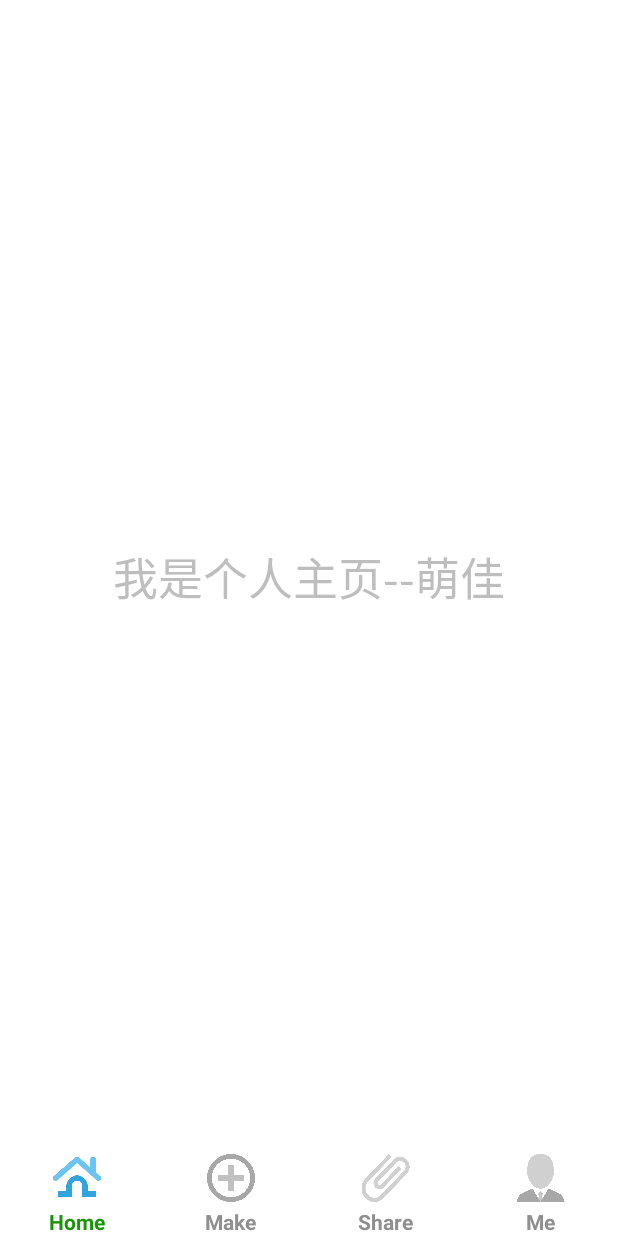
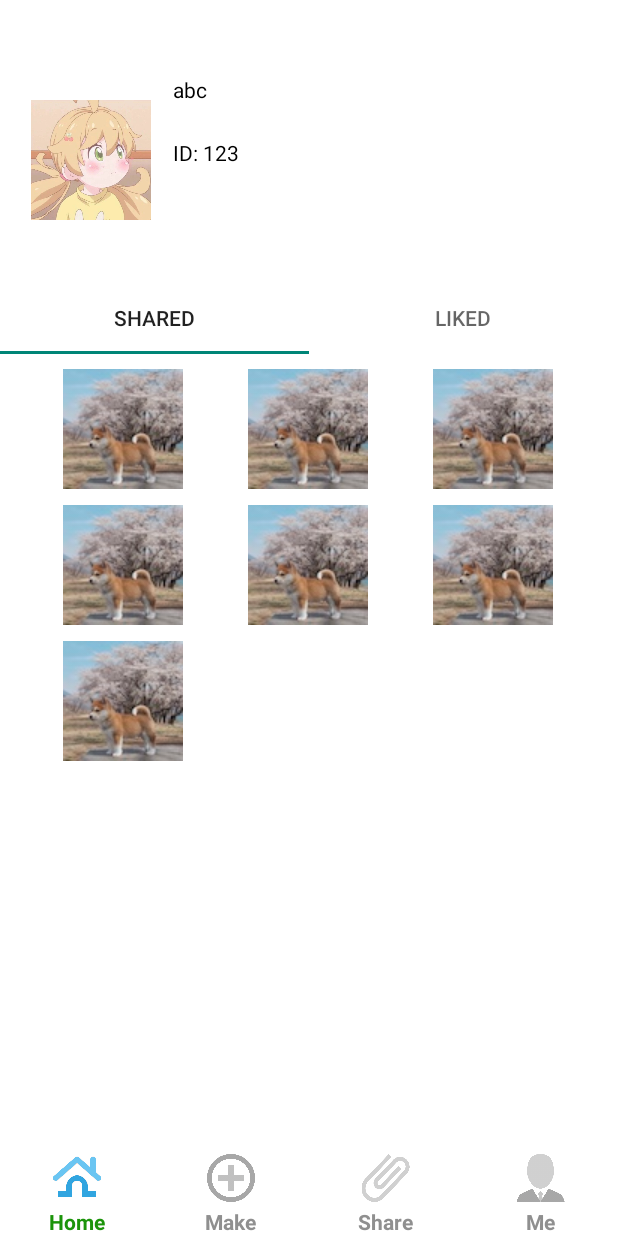
Before and after one commit to Luyiihau/Fun-Emoji-Packs, an Android app: the fragment MeFragment placed in its activity, on a phone screen of 412 x 824 dp. Run offline under Robolectric (Android 15) with nearby library versions, the phone set to English and light mode, and no system bars; libraries missing offline, so code that uses them is left out: androidx.constraintlayout.solver; pictures from the network do not load.

Commit message:
登录后的显示页面。PS:未连接数据库

```diff
--- a/app/src/main/java/com/example/funemojipacks/MeFragment.java
+++ b/app/src/main/java/com/example/funemojipacks/MeFragment.java
@@ -6,15 +6,68 @@ import android.view.View;
 import android.view.ViewGroup;
 
 import androidx.annotation.Nullable;
+import androidx.constraintlayout.solver.widgets.Rectangle;
 import androidx.fragment.app.Fragment;
+import androidx.viewpager.widget.ViewPager;
+
+import com.example.funemojipacks.me.MeAdapter;
+import com.example.funemojipacks.me.ShareLikeFragment;
+import com.google.android.material.tabs.TabLayout;
+
+import java.util.ArrayList;
+import java.util.List;
 
 
 // ----萌佳
 
 public class MeFragment extends Fragment {
+    TabLayout mTabLayout;
+    ViewPager mViewPager;
+    private View view;
+    private List<Fragment> list = new ArrayList<Fragment>();
+    private List<String> stringList = new ArrayList<>();
+
+
     @Override
     public View onCreateView(LayoutInflater inflater, @Nullable ViewGroup container, @Nullable Bundle savedInstanceState) {
-        return inflater.inflate(R.layout.me_page, container, false);
+        view = inflater.inflate(R.layout.me_page, container, false);
+
+        initView();
+
+        return view;
+    }
+
+    private void initView(){
+        // 实例化
+        // mViewPager = (ViewPager) view.findViewById(R.id.meViewerPager);
+        mTabLayout = (TabLayout) view.findViewById(R.id.meTabLayout);
+        mViewPager = (ViewPager) view.findViewById(R.id.meViewerPager);
+        // 创建Tab
+        // TabLayout.Tab tab1 = mTabLayout.newTab().setText("Shared");
+        // TabLayout.Tab tab2 = mTabLayout.newTab().setText("Liked");
+
+        // 将Tab添加到TabLayout
+        // mTabLayout.addTab(tab1);
+        // mTabLayout.addTab(tab2);
+
+        stringList.add("Shared");
+        stringList.add("Liked");
+
+        list.add(new ShareLikeFragment());
+        list.add(new ShareLikeFragment());
+
+        for(String str: stringList){
+            mTabLayout.addTab(mTabLayout.newTab().setText(str));
+        }
+
+        // ViewPager加适配器Adapter
+        MeAdapter adapter = new MeAdapter(getChildFragmentManager(), list, stringList);
+        mViewPager.setAdapter(adapter);
+
+
+        // 关联tab和viewPage
+        mTabLayout.setupWithViewPager(mViewPager);
+
     }
 
 }
--- /dev/null
+++ b/app/src/main/java/com/example/funemojipacks/me/MeAdapter.java
@@ -0,0 +1,39 @@
+package com.example.funemojipacks.me;
+
+import androidx.annotation.NonNull;
+import androidx.annotation.Nullable;
+import androidx.fragment.app.Fragment;
+import androidx.fragment.app.FragmentManager;
+import androidx.fragment.app.FragmentStatePagerAdapter;
+
+import java.util.List;
+
+public class MeAdapter extends FragmentStatePagerAdapter {
+
+    List<Fragment> lists;
+    List<String> titles;
+
+
+    public MeAdapter(@NonNull FragmentManager fm, List<Fragment> lists, List<String> titles) {
+        super(fm);
+        this.lists = lists;
+        this.titles = titles;
+    }
+
+    @Override
+    public Fragment getItem(int position) {
+        return lists.get(position);
+    }
+
+    @Override
+    public int getCount() {
+        return lists.size();
+    }
+
+    @Nullable
+    @Override
+    public CharSequence getPageTitle(int position) {
+        return titles.get(position);
+    }
+
+}
--- /dev/null
+++ b/app/src/main/java/com/example/funemojipacks/me/ShareLikeAdapter.java
@@ -0,0 +1,78 @@
+package com.example.funemojipacks.me;
+
+import android.content.Context;
+import android.view.LayoutInflater;
+import android.view.View;
+import android.view.ViewGroup;
+import android.widget.BaseAdapter;
+import android.widget.ImageView;
+
+import androidx.annotation.NonNull;
+import androidx.annotation.Nullable;
+import androidx.viewpager.widget.ViewPager;
+
+import com.bumptech.glide.Glide;
+import com.example.funemojipacks.R;
+
+public class ShareLikeAdapter extends BaseAdapter {
+
+    private Context context;
+    private int[] imageUrls;
+    private ImageView mImageView;
+    // private View mView;
+
+    public ShareLikeAdapter(Context context, int[] imageUrls){
+        super();
+        this.context = context;
+        this.imageUrls = imageUrls;
+    }
+
+    @Override
+    public int getCount() {
+        return imageUrls.length;
+    }
+
+    @Override
+    public long getItemId(int position) {
+        return position;
+    }
+
+    @Override
+    public Object getItem(int position) {
+        return position;
+    }
+
+    @NonNull
+    @Override
+    public View getView(int position, @Nullable View convertView, @NonNull ViewGroup parent) {
+        // mImageView = (ImageView) findViewById(R.id.meTabLayout);
+
+
+        //构建静态ViewHolder 复制后面的静态类再用 否则会调用RecyclerView中的ViewHolder
+        ShareLikeAdapter.ViewHolder holder = null;
+        if (convertView == null) {
+            convertView = LayoutInflater.from(context).inflate(
+                    R.layout.me_img_item, null);
+            holder = new ShareLikeAdapter.ViewHolder();
+            holder.iv = (ImageView) convertView.findViewById(R.id.me_show_image_item);
+            convertView.setTag(holder);// 如果convertView为空就 把holder赋值进去
+        } else {
+            holder = (ShareLikeAdapter.ViewHolder) convertView.getTag();
+        }
+
+        //用Glide读取并加载图片 https://www.youtube.com/watch?v=xMyfY02Bs_M
+        //Fragment 嵌套 GridView https://www.jianshu.com/p/56c17ed179fa
+        Glide
+                .with(context)
+                .load(imageUrls[position])
+                .into(holder.iv);
+
+        return convertView;
+    }
+
+    static class ViewHolder{
+        ImageView iv;
+    }
+
+
+}
--- /dev/null
+++ b/app/src/main/java/com/example/funemojipacks/me/ShareLikeFragment.java
@@ -0,0 +1,38 @@
+package com.example.funemojipacks.me;
+
+import android.os.Bundle;
+import android.view.LayoutInflater;
+import android.view.View;
+import android.view.ViewGroup;
+import android.widget.BaseAdapter;
+import android.widget.GridView;
+
+import androidx.fragment.app.Fragment;
+
+import com.example.funemojipacks.R;
+
+public class ShareLikeFragment extends Fragment {
+
+    private View view;
+    private GridView gridView;
+
+    public ShareLikeFragment()  {
+
+    }
+
+    @Override
+    public View onCreateView(LayoutInflater inflater, ViewGroup container,
+                             Bundle savedInstanceState) {
+        // Inflate the layout for this fragment
+        view = inflater.inflate(R.layout.me_fragment, container, false);
+        initView();
+        return view;
+    }
+
+    private void initView(){
+        final int[] pics = {R.drawable.test_img,R.drawable.test_img, R.drawable.test_img,
+                R.drawable.test_img, R.drawable.test_img, R.drawable.test_img, R.drawable.test_img};
+        gridView = (GridView) view.findViewById(R.id.me_pic_grid);
+        gridView.setAdapter(new ShareLikeAdapter(getActivity(), pics));
+    }
+}
--- /dev/null
+++ b/app/src/main/java/com/example/funemojipacks/me/TabFragment.java
@@ -0,0 +1,61 @@
+package com.example.funemojipacks.me;
+
+import android.os.Bundle;
+import android.view.LayoutInflater;
+import android.view.View;
+import android.view.ViewGroup;
+
+import androidx.annotation.Nullable;
+import androidx.fragment.app.Fragment;
+import androidx.viewpager.widget.ViewPager;
+
+import com.example.funemojipacks.R;
+import com.google.android.material.tabs.TabLayout;
+
+import java.util.ArrayList;
+import java.util.Arrays;
+import java.util.List;
+
+public class TabFragment extends Fragment {
+
+    TabLayout tabLayout;
+    ViewPager viewPager;
+    private View view;
+    private List<Fragment> list = new ArrayList<Fragment>();
+    private List<String> stringList = new ArrayList<>();
+
+
+    @Override
+    public View onCreateView(LayoutInflater inflater, @Nullable ViewGroup container, @Nullable Bundle savedInstanceState) {
+        view = inflater.inflate(R.layout.make_page, container, false);
+
+        initView();
+
+        return view;
+    }
+
+
+    private void initView(){
+        /*
+        viewPager = (ViewPager) view.findViewById(R.id.meViewerPager);
+        list.add(new showPicFrags());
+        list.add(new showPicFrags());
+
+
+        stringList.add("Shared");
+        stringList.add("Liked");
+
+        tabLayout = (TabLayout) view.findViewById(R.id.meTabLayout);
+
+        for(String str: stringList){
+            tabLayout.addTab(tabLayout.newTab().setText(str));
+        }
+        MeAdapter adapter = new MeAdapter(getChildFragmentManager(), list,stringList);
+        viewPager.setAdapter(adapter);
+        tabLayout.setupWithViewPager(viewPager);
+
+         */
+
+    }
+
+}
--- /dev/null
+++ b/app/src/main/res/layout/me_fragment.xml
@@ -0,0 +1,22 @@
+<?xml version="1.0" encoding="utf-8"?>
+<androidx.constraintlayout.widget.ConstraintLayout
+    xmlns:android="http://schemas.android.com/apk/res/android"
+    xmlns:app="http://schemas.android.com/apk/res-auto"
+    xmlns:tools="http://schemas.android.com/tools"
+    android:id="@+id/ConstraintLayout2"
+    android:layout_width="match_parent"
+    android:layout_height="match_parent"
+    android:background="#FFFFFF">
+
+
+<GridView
+    android:id="@+id/me_pic_grid"
+    android:layout_width="0dp"
+    android:layout_height="0dp"
+    app:layout_constraintBottom_toBottomOf="parent"
+    app:layout_constraintEnd_toEndOf="parent"
+    app:layout_constraintStart_toStartOf="parent"
+    app:layout_constraintTop_toTopOf="parent"
+    android:numColumns="3"/>
+
+</androidx.constraintlayout.widget.ConstraintLayout>
--- /dev/null
+++ b/app/src/main/res/layout/me_img_item.xml
@@ -0,0 +1,14 @@
+<?xml version="1.0" encoding="utf-8"?>
+<RelativeLayout xmlns:android="http://schemas.android.com/apk/res/android"
+    android:layout_width="match_parent"
+    android:layout_height="match_parent"
+    android:padding="5dp">
+
+    <ImageView
+        android:id="@+id/me_show_image_item"
+        android:layout_width="80dp"
+        android:layout_height="80dp"
+        android:layout_centerInParent="true"
+        android:src="@drawable/test_img" />
+
+</RelativeLayout>
--- a/app/src/main/res/layout/me_page.xml
+++ b/app/src/main/res/layout/me_page.xml
@@ -1,14 +1,110 @@
 <?xml version="1.0" encoding="utf-8"?>
-<RelativeLayout xmlns:android="http://schemas.android.com/apk/res/android"
+<androidx.constraintlayout.widget.ConstraintLayout
+    xmlns:android="http://schemas.android.com/apk/res/android"
+    xmlns:app="http://schemas.android.com/apk/res-auto"
     xmlns:tools="http://schemas.android.com/tools"
+    android:id="@+id/relativeLayout"
     android:layout_width="match_parent"
-    android:layout_height="match_parent">
+    android:layout_height="match_parent"
+    android:background="#FFFFFF"
+    tools:context="com.example.funemojipacks.MeFragment">
+
+
+    <androidx.constraintlayout.widget.Guideline
+        android:id="@+id/guideline1"
+        android:layout_width="wrap_content"
+        android:layout_height="wrap_content"
+        android:orientation="horizontal"
+        app:layout_constraintGuide_begin="20dp" />
+
+    <androidx.constraintlayout.widget.Guideline
+        android:id="@+id/guideline2"
+        android:layout_width="wrap_content"
+        android:layout_height="wrap_content"
+        android:orientation="horizontal"
+        app:layout_constraintGuide_percent="0.25" />
+
+    <androidx.constraintlayout.widget.Guideline
+        android:id="@+id/guideline3"
+        android:layout_width="wrap_content"
+        android:layout_height="wrap_content"
+        android:orientation="horizontal"
+        app:layout_constraintGuide_percent="0.3" />
+
+    <androidx.constraintlayout.widget.Guideline
+        android:id="@+id/guideline4"
+        android:layout_width="wrap_content"
+        android:layout_height="wrap_content"
+        android:orientation="vertical"
+        app:layout_constraintGuide_percent="0.05" />
+
+    <androidx.constraintlayout.widget.Guideline
+        android:id="@+id/guideline5"
+        android:layout_width="wrap_content"
+        android:layout_height="wrap_content"
+        android:orientation="vertical"
+        app:layout_constraintGuide_percent="0.28" />
+
+    <androidx.constraintlayout.widget.Guideline
+        android:id="@+id/guideline6"
+        android:layout_width="wrap_content"
+        android:layout_height="wrap_content"
+        android:orientation="vertical"
+        app:layout_constraintGuide_percent="0.95" />
+
+    <ImageView
+        android:id="@+id/user_profile"
+        android:layout_width="80dp"
+        android:layout_height="80dp"
+        android:background="#EE772E"
+        android:src="@drawable/user_img"
+        android:contentDescription="@string/profile_img"
+        app:layout_constraintTop_toTopOf="@+id/guideline1"
+        app:layout_constraintBottom_toTopOf="@+id/guideline2"
+        app:layout_constraintStart_toStartOf="@+id/guideline4" />
 
     <TextView
-        android:layout_width="wrap_content"
+        android:id="@+id/user_name_text"
+        android:layout_width="160dp"
+        android:layout_height="32dp"
+        android:layout_marginTop="30dp"
+        app:layout_constraintLeft_toRightOf="@+id/guideline5"
+        app:layout_constraintTop_toTopOf="@+id/guideline1"
+        android:text="abc"
+        android:textColor="#000000" />
+
+    <TextView
+        android:id="@+id/user_id_text"
+        android:layout_width="160dp"
+        android:layout_height="32dp"
+        android:layout_marginTop="10dp"
+        app:layout_constraintLeft_toRightOf="@+id/guideline5"
+        app:layout_constraintTop_toBottomOf="@+id/user_name_text"
+        android:text="ID: 123"
+        android:textColor="#000000"/>
+
+    <com.google.android.material.tabs.TabLayout
+        android:id="@+id/meTabLayout"
+        android:layout_width="match_parent"
         android:layout_height="wrap_content"
-        android:layout_centerInParent="true"
-        android:text="我是个人主页--萌佳"
-        android:textSize="30dp" />
+        app:layout_constraintTop_toTopOf="@+id/guideline2"
+        app:layout_constraintBottom_toTopOf="@+id/guideline3"
+        app:layout_constraintStart_toStartOf="@+id/guideline4"
+        app:layout_constraintEnd_toStartOf="@+id/guideline6"
+        app:tabGravity="fill"
+        app:tabMode="fixed" />
 
-</RelativeLayout>
+    <androidx.viewpager.widget.ViewPager
+        android:id="@+id/meViewerPager"
+        android:layout_width="0dp"
+        android:layout_height="0dp"
+        android:layout_marginTop="10dp"
+        app:layout_constraintBottom_toBottomOf="parent"
+        app:layout_constraintHorizontal_bias="0.0"
+        app:layout_constraintLeft_toLeftOf="@+id/guideline4"
+        app:layout_constraintRight_toLeftOf="@+id/guideline6"
+        app:layout_constraintTop_toTopOf="@+id/guideline3"
+        app:layout_constraintVertical_bias="0.0" >
+    </androidx.viewpager.widget.ViewPager>
+
+</androidx.constraintlayout.widget.ConstraintLayout>
--- a/app/src/main/res/values/strings.xml
+++ b/app/src/main/res/values/strings.xml
@@ -1,3 +1,5 @@
 <resources>
     <string name="app_name">Fun Emoji Packs</string>
+
+    <string name="profile_img">This is user img profile.</string>
 </resources>
```
Also changed, not shown: app/build.gradle (+11 -3 lines), app/src/main/AndroidManifest.xml (+7 -1 lines), app/src/main/res/drawable/test_img.jpg (added), app/src/main/res/drawable/user_img.jpg (added).
